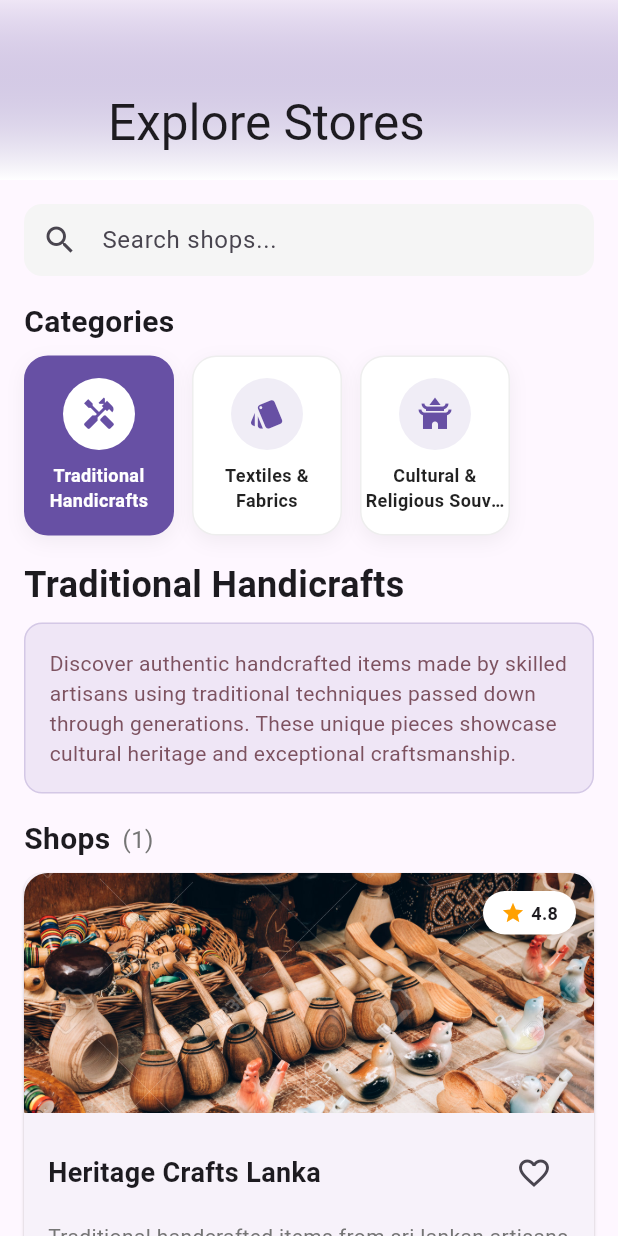
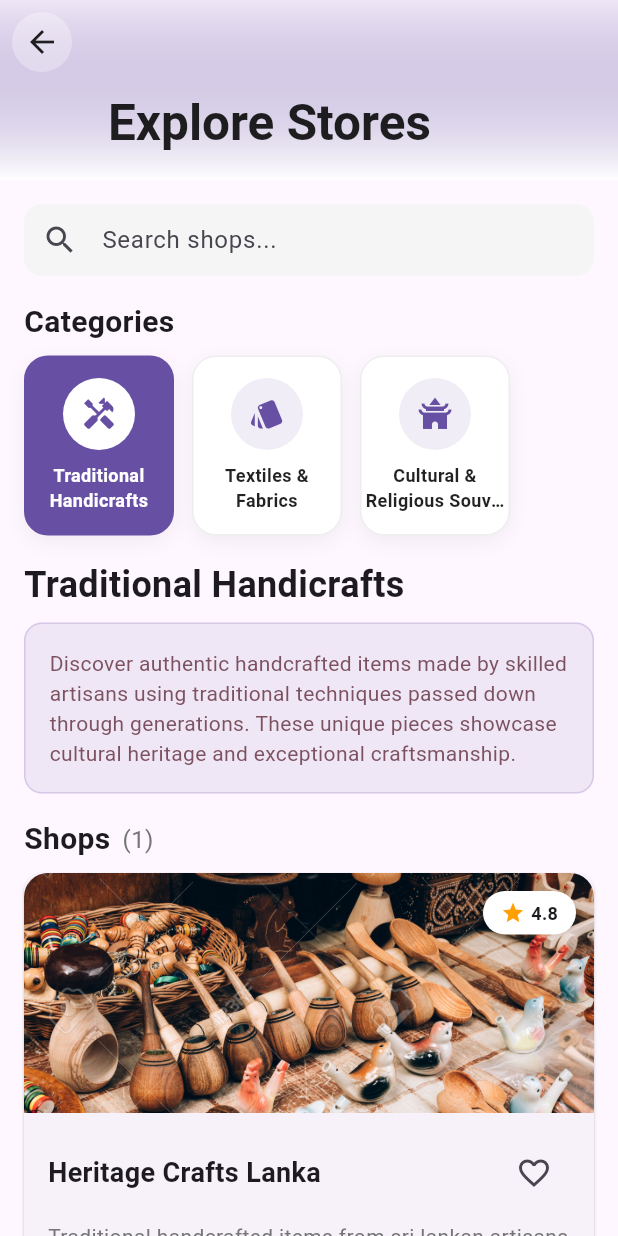
Before and after one commit to EnoshPerera/CeylonSphere, a Flutter app: the ShopPage screen opened directly, on a phone screen of 412 x 824 dp. Run offline on Flutter 3.47's test engine with Material 3 defaults, Android fonts, the phone set to English and light mode, and no system bars; our stand-ins replace cloud_firestore, dash_chat_2, dio, firebase_auth, firebase_core, firebase_storage and 9 more; missing offline and left inert: flutter_polyline_points, flutter_stripe, google_maps_webservice, model_viewer_plus, sign_button; accounts and stored records are empty.

Commit message:
updated some changes

```diff
--- a/lib/Souvenir_Shops/shop/pages/shop_detail_page.dart
+++ b/lib/Souvenir_Shops/shop/pages/shop_detail_page.dart
@@ -74,7 +74,7 @@ class _ShopDetailPageState extends State<ShopDetailPage> with SingleTickerProvid
               icon: Container(
                 padding: const EdgeInsets.all(8),
                 decoration: BoxDecoration(
-                  color: Colors.white.withOpacity(0.9),
+                  color: Colors.white.withOpacity(0.3),
                   shape: BoxShape.circle,
                 ),
                 child: const Icon(
@@ -93,7 +93,7 @@ class _ShopDetailPageState extends State<ShopDetailPage> with SingleTickerProvid
                     icon: Container(
                       padding: const EdgeInsets.all(8),
                       decoration: BoxDecoration(
-                        color: Colors.white.withOpacity(0.9),
+                        color: Colors.white.withOpacity(0.3),
                         shape: BoxShape.circle,
                       ),
                       child: Icon(
--- a/lib/Souvenir_Shops/shop/pages/shop_page.dart
+++ b/lib/Souvenir_Shops/shop/pages/shop_page.dart
@@ -62,8 +62,28 @@ class _ShopPageState extends State<ShopPage> with SingleTickerProviderStateMixin
             expandedHeight: 120,
             floating: true,
             pinned: true,
+            leading: IconButton(
+              icon: Container(
+                padding: const EdgeInsets.all(8),
+                decoration: BoxDecoration(
+                  color: Colors.white.withOpacity(0.3),
+                  shape: BoxShape.circle,
+                ),
+                child: const Icon(
+                  Icons.arrow_back,
+                  color: Colors.black87,
+                ),
+              ),
+              onPressed: () => Navigator.pop(context),
+            ),
             flexibleSpace: FlexibleSpaceBar(
-              title: const Text('Explore Stores'),
+              title: const Text(
+                'Explore Stores',
+                style: TextStyle(
+                  color: Colors.black87,
+                  fontWeight: FontWeight.bold,
+                ),
+              ),
               background: Container(
                 decoration: BoxDecoration(
                   gradient: LinearGradient(
```
Also changed, not shown: 12 other files.
